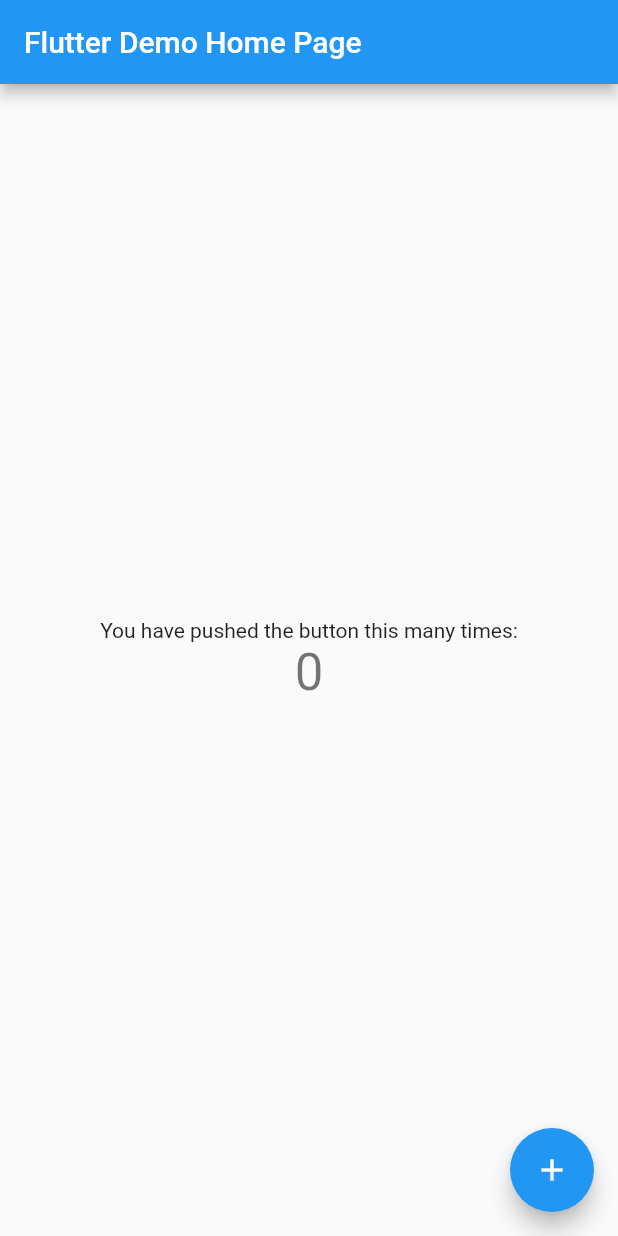
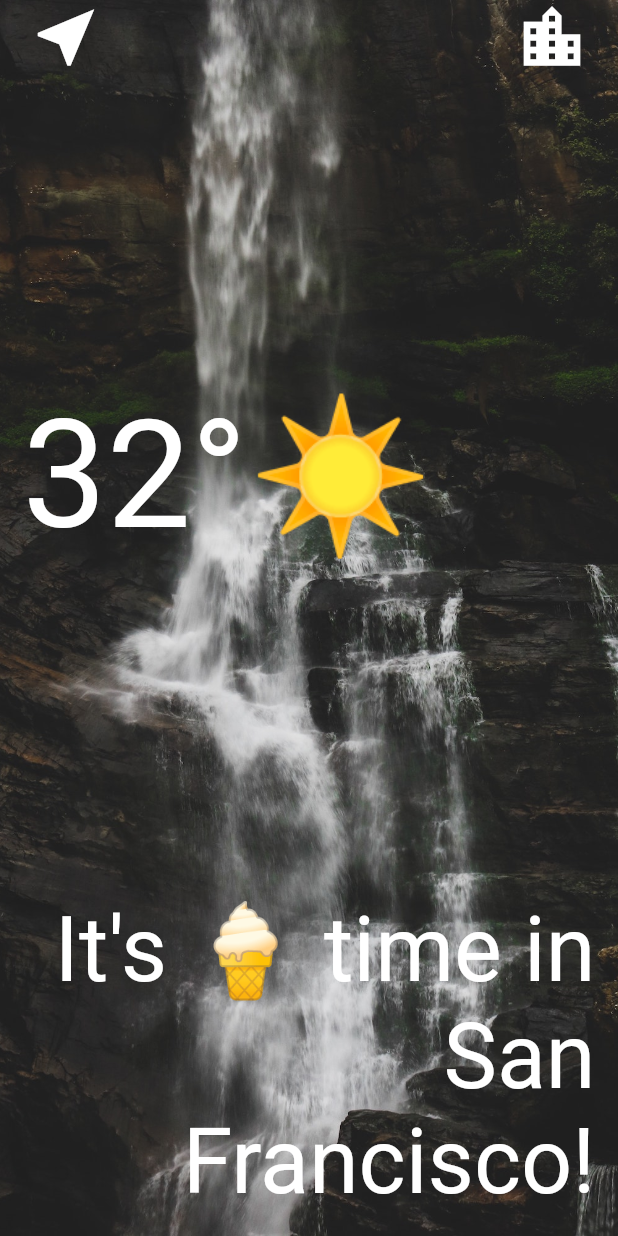
Before and after one commit to ashwanisng/Weather-App, a Flutter app: the screen it shows after launch, on a phone screen of 412 x 824 dp. Run offline on Flutter 3.47's test engine with Material 2 defaults, Android fonts, the phone set to English and light mode, and no system bars.

Commit message:
location screen created

```diff
--- /dev/null
+++ b/lib/constant.dart
@@ -0,0 +1,12 @@
+import 'package:flutter/material.dart';
+
+const kTempTextStyle = TextStyle(
+  fontSize: 100.0,
+);
+const kConditionStyle = TextStyle(
+  fontSize: 100.0,
+);
+
+const kMessageTextStyle = TextStyle(
+  fontSize: 60.0,
+);
--- a/lib/main.dart
+++ b/lib/main.dart
@@ -1,117 +1,18 @@
 import 'package:flutter/material.dart';
+
+import 'screens/location_screen.dart';
 
 void main() {
   runApp(MyApp());
 }
 
 class MyApp extends StatelessWidget {
-  // This widget is the root of your application.
   @override
   Widget build(BuildContext context) {
     return MaterialApp(
-      title: 'Flutter Demo',
-      theme: ThemeData(
-        // This is the theme of your application.
-        //
-        // Try running your application with "flutter run". You'll see the
-        // application has a blue toolbar. Then, without quitting the app, try
-        // changing the primarySwatch below to Colors.green and then invoke
-        // "hot reload" (press "r" in the console where you ran "flutter run",
-        // or simply save your changes to "hot reload" in a Flutter IDE).
-        // Notice that the counter didn't reset back to zero; the application
-        // is not restarted.
-        primarySwatch: Colors.blue,
-        // This makes the visual density adapt to the platform that you run
-        // the app on. For desktop platforms, the controls will be smaller and
-        // closer together (more dense) than on mobile platforms.
-        visualDensity: VisualDensity.adaptivePlatformDensity,
-      ),
-      home: MyHomePage(title: 'Flutter Demo Home Page'),
+      theme: ThemeData.dark(),
+      debugShowCheckedModeBanner: false,
+      home: LocationScreen(),
     );
   }
 }
-
-class MyHomePage extends StatefulWidget {
-  MyHomePage({Key key, this.title}) : super(key: key);
-
-  // This widget is the home page of your application. It is stateful, meaning
-  // that it has a State object (defined below) that contains fields that affect
-  // how it looks.
-
-  // This class is the configuration for the state. It holds the values (in this
-  // case the title) provided by the parent (in this case the App widget) and
-  // used by the build method of the State. Fields in a Widget subclass are
-  // always marked "final".
-
-  final String title;
-
-  @override
-  _MyHomePageState createState() => _MyHomePageState();
-}
-
-class _MyHomePageState extends State<MyHomePage> {
-  int _counter = 0;
-
-  void _incrementCounter() {
-    setState(() {
-      // This call to setState tells the Flutter framework that something has
-      // changed in this State, which causes it to rerun the build method below
-      // so that the display can reflect the updated values. If we changed
-      // _counter without calling setState(), then the build method would not be
-      // called again, and so nothing would appear to happen.
-      _counter++;
-    });
-  }
-
-  @override
-  Widget build(BuildContext context) {
-    // This method is rerun every time setState is called, for instance as done
-    // by the _incrementCounter method above.
-    //
-    // The Flutter framework has been optimized to make rerunning build methods
-    // fast, so that you can just rebuild anything that needs updating rather
-    // than having to individually change instances of widgets.
-    return Scaffold(
-      appBar: AppBar(
-        // Here we take the value from the MyHomePage object that was created by
-        // the App.build method, and use it to set our appbar title.
-        title: Text(widget.title),
-      ),
-      body: Center(
-        // Center is a layout widget. It takes a single child and positions it
-        // in the middle of the parent.
-        child: Column(
-          // Column is also a layout widget. It takes a list of children and
-          // arranges them vertically. By default, it sizes itself to fit its
-          // children horizontally, and tries to be as tall as its parent.
-          //
-          // Invoke "debug painting" (press "p" in the console, choose the
-          // "Toggle Debug Paint" action from the Flutter Inspector in Android
-          // Studio, or the "Toggle Debug Paint" command in Visual Studio Code)
-          // to see the wireframe for each widget.
-          //
-          // Column has various properties to control how it sizes itself and
-          // how it positions its children. Here we use mainAxisAlignment to
-          // center the children vertically; the main axis here is the vertical
-          // axis because Columns are vertical (the cross axis would be
-          // horizontal).
-          mainAxisAlignment: MainAxisAlignment.center,
-          children: <Widget>[
-            Text(
-              'You have pushed the button this many times:',
-            ),
-            Text(
-              '$_counter',
-              style: Theme.of(context).textTheme.headline4,
-            ),
-          ],
-        ),
-      ),
-      floatingActionButton: FloatingActionButton(
-        onPressed: _incrementCounter,
-        tooltip: 'Increment',
-        child: Icon(Icons.add),
-      ), // This trailing comma makes auto-formatting nicer for build methods.
-    );
-  }
-}
--- /dev/null
+++ b/lib/screens/location_screen.dart
@@ -0,0 +1,74 @@
+import 'package:flutter/material.dart';
+import 'package:weather_app/constant.dart';
+
+class LocationScreen extends StatefulWidget {
+  @override
+  _LocationScreenState createState() => _LocationScreenState();
+}
+
+class _LocationScreenState extends State<LocationScreen> {
+  @override
+  Widget build(BuildContext context) {
+    return Scaffold(
+      body: Container(
+        decoration: BoxDecoration(
+          image: DecorationImage(
+            image: AssetImage('images/location_background.jpg'),
+            fit: BoxFit.cover,
+          ),
+        ),
+        constraints: BoxConstraints.expand(),
+        child: SafeArea(
+          child: Column(
+            mainAxisAlignment: MainAxisAlignment.spaceBetween,
+            crossAxisAlignment: CrossAxisAlignment.stretch,
+            children: [
+              Row(
+                mainAxisAlignment: MainAxisAlignment.spaceBetween,
+                children: [
+                  FlatButton(
+                    onPressed: () {},
+                    child: Icon(
+                      Icons.near_me,
+                      size: 50.0,
+                    ),
+                  ),
+                  FlatButton(
+                    onPressed: () {},
+                    child: Icon(
+                      Icons.location_city,
+                      size: 50.0,
+                    ),
+                  ),
+                ],
+              ),
+              Padding(
+                padding: const EdgeInsets.all(15.0),
+                child: Row(
+                  children: [
+                    Text(
+                      '32°',
+                      style: kTempTextStyle,
+                    ),
+                    Text(
+                      '☀️',
+                      style: kConditionStyle,
+                    ),
+                  ],
+                ),
+              ),
+              Padding(
+                padding: EdgeInsets.all(15.0),
+                child: Text(
+                  "It's 🍦 time in San Francisco!",
+                  style: kMessageTextStyle,
+                  textAlign: TextAlign.right,
+                ),
+              ),
+            ],
+          ),
+        ),
+      ),
+    );
+  }
+}
```
Also changed, not shown: pubspec.yaml (+3 -10 lines), images/city_background.jpg (added), images/location_background.jpg (added), pubspec.lock, 1 other file.
